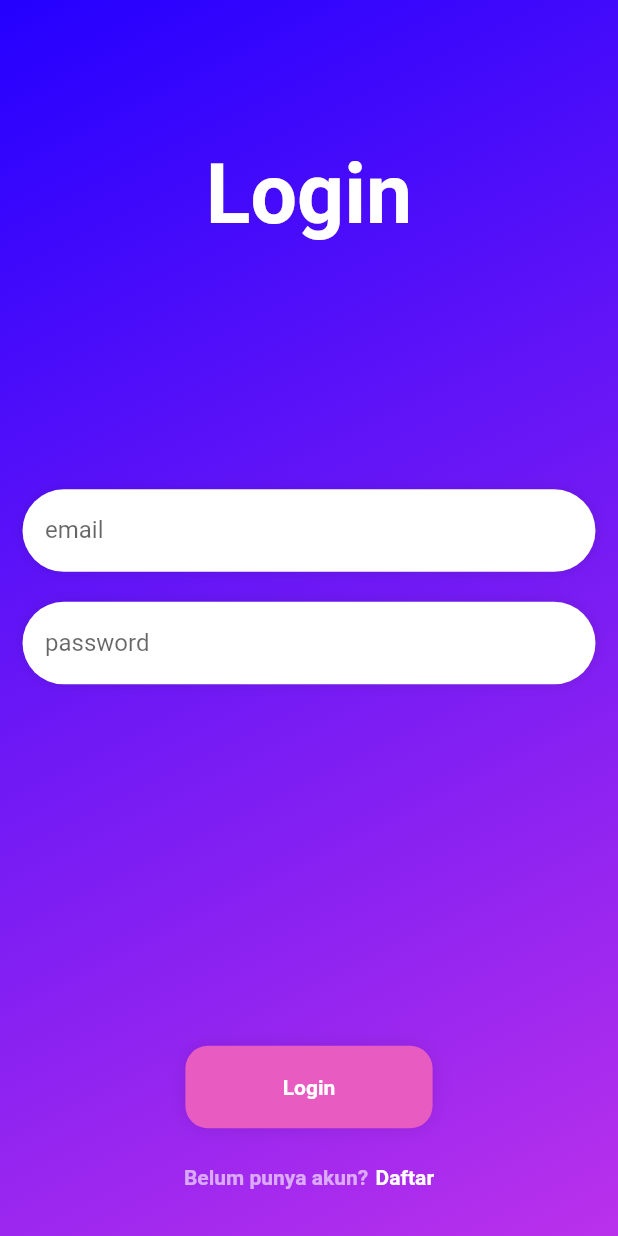
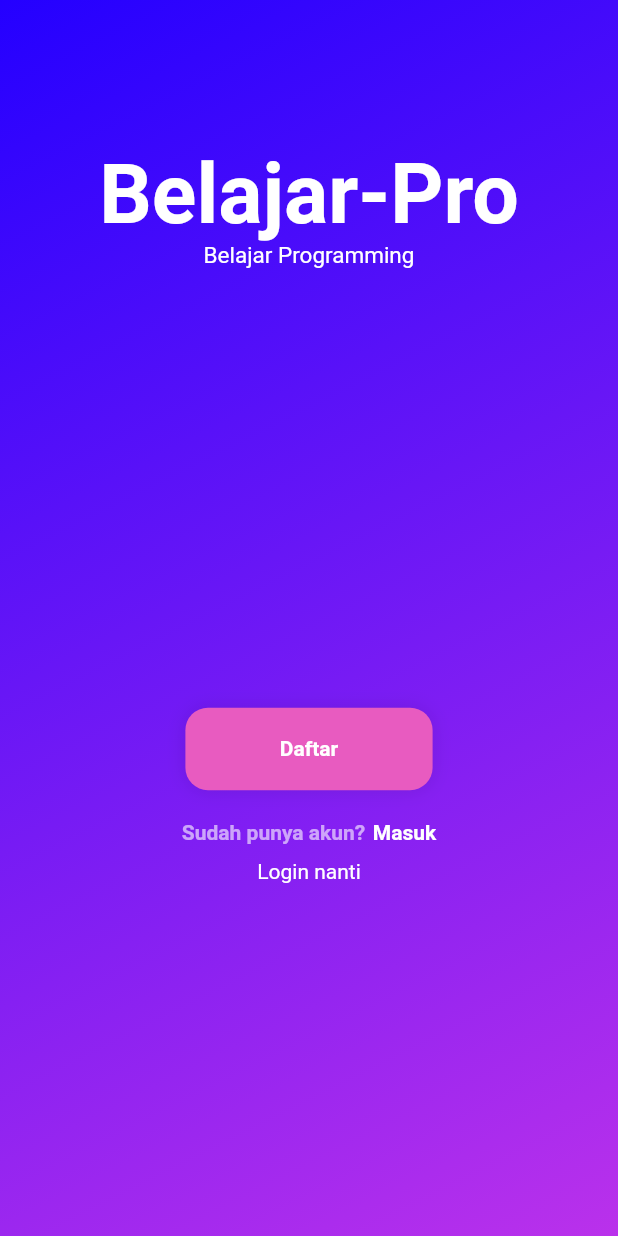
Before and after one commit to Soviena/belajarpro-flutter, a Flutter app: the screen it shows after launch, on a phone screen of 412 x 824 dp. Run offline on Flutter 3.47's test engine with Material 2 defaults, Android fonts, the phone set to English and light mode, and no system bars; our stand-ins replace get, hexcolor; missing offline and left inert: dart:js.

Commit message:
menambahkan_landing_page

```diff
--- a/lib/main.dart
+++ b/lib/main.dart
@@ -1,5 +1,6 @@
 import 'dart:js';
 
+import 'package:belajar_pro/view/landing.page.dart';
 import 'package:flutter/material.dart';
 import 'package:belajar_pro/view/dashboard.dart';
 import 'package:belajar_pro/view/listCourse.dart';
@@ -14,6 +15,7 @@ void main() => runApp(
         initialRoute: '/splashview',
         routes: {
           '/splashview': (context) => SplashView(),
+          '/landing': (context) => LandingPage(),
           '/dashboard': (context) => Dashboard(),
           '/forum': (context) => Forum(),
           '/listcourse': (context) => ListCourse(),
--- /dev/null
+++ b/lib/view/landing.page.dart
@@ -0,0 +1,98 @@
+import 'package:flutter/material.dart';
+import 'package:belajar_pro/utils/global.colors.dart';
+import 'package:belajar_pro/view/Widgets/social.register.dart';
+import 'package:belajar_pro/view/Register.view.dart';
+
+class LandingPage extends StatelessWidget {
+  LandingPage({Key? key}) : super(key: key);
+  final TextEditingController emailController = TextEditingController();
+  final TextEditingController passwordController = TextEditingController();
+  @override
+  Widget build(BuildContext context) {
+    return Scaffold(
+      body: SafeArea(
+        child: Container(
+          decoration: BoxDecoration(
+            gradient: LinearGradient(
+              colors: [
+                Color.fromARGB(255, 36, 0, 255),
+                Color.fromARGB(255, 186, 49, 235),
+              ],
+              begin: Alignment.topLeft,
+              end: Alignment.bottomRight,
+            ),
+          ),
+          padding: const EdgeInsets.all(15.0),
+          child: Column(
+            mainAxisAlignment: MainAxisAlignment.start,
+            crossAxisAlignment: CrossAxisAlignment.center,
+            children: [
+              Container(
+                margin: EdgeInsets.symmetric(
+                  vertical: MediaQuery.of(context).size.height * 0.1,
+                ),
+                alignment: Alignment.topCenter,
+                child: Column(
+                  children: [
+                    Text(
+                      'Belajar-Pro',
+                      style: TextStyle(
+                        color: Colors.white,
+                        fontSize: 55,
+                        fontWeight: FontWeight.bold,
+                      ),
+                    ),
+                    Text(
+                      'Belajar Programming',
+                      style: TextStyle(
+                        color: Colors.white,
+                        fontSize: 15,
+                      ),
+                    ),
+                  ],
+                ),
+              ),
+              SizedBox(height: 210),
+              GestureDetector(
+                onTap: () {
+                  Navigator.push(
+                    context,
+                    MaterialPageRoute(builder: (context) => RegisterView()),
+                  );
+                },
+                child: Container(
+                  alignment: Alignment.center,
+                  height: 55,
+                  width: MediaQuery.of(context).size.width * 0.4,
+                  decoration: BoxDecoration(
+                      color: Color.fromARGB(255, 232, 91, 192),
+                      borderRadius: BorderRadius.circular(15),
+                      boxShadow: [
+                        BoxShadow(
+                          color: Colors.black.withOpacity(0.1),
+                          blurRadius: 10,
+                        )
+                      ]),
+                  child: Text(
+                    'Daftar',
+                    style: TextStyle(
+                      color: Colors.white,
+                      fontWeight: FontWeight.w600,
+                    ),
+                  ),
+                ),
+              ),
+              SizedBox(height: 20),
+              Container(child: SocialRegister()),
+              SizedBox(height: 10),
+              Text(
+                'Login nanti',
+                style: TextStyle(color: Colors.white, fontSize: 14),
+              )
+            ],
+          ),
+        ),
+      ),
+    );
+  }
+}
--- a/lib/view/login.view.dart
+++ b/lib/view/login.view.dart
@@ -29,7 +29,8 @@ class LoginView extends StatelessWidget {
             crossAxisAlignment: CrossAxisAlignment.center,
             children: [
               Container(
-                margin: EdgeInsets.symmetric(vertical: MediaQuery.of(context).size.height * 0.1),
+                margin: EdgeInsets.symmetric(
+                    vertical: MediaQuery.of(context).size.height * 0.1),
                 alignment: Alignment.topCenter,
                 child: Text(
                   'Login',
@@ -41,12 +42,13 @@ class LoginView extends StatelessWidget {
                 ),
               ),
               TextFormGlobal(
-                controller: emailController,
-                text: 'email',
-                obscure: false,
-                textInputType: TextInputType.emailAddress,
-                margins: EdgeInsets.only(top: MediaQuery.of(context).size.height * 0.1, bottom: 10)
-              ),
+                  controller: emailController,
+                  text: 'email',
+                  obscure: false,
+                  textInputType: TextInputType.emailAddress,
+                  margins: EdgeInsets.only(
+                      top: MediaQuery.of(context).size.height * 0.1,
+                      bottom: 10)),
               TextFormGlobal(
                 controller: passwordController,
                 text: 'password',
@@ -57,9 +59,10 @@ class LoginView extends StatelessWidget {
               Container(
                 child: ButtonGlobal(
                   text: "Login",
-                  margins: EdgeInsets.only(top: MediaQuery.of(context).size.height * 0.25),
+                  margins: EdgeInsets.only(
+                      top: MediaQuery.of(context).size.height * 0.25),
                 ),
-                margin: EdgeInsets.symmetric(vertical: 25),
+                // margin: EdgeInsets.symmetric(vertical: 25),
               ),
               Container(child: SocialLogin()),
             ],
--- a/lib/view/splash.view.dart
+++ b/lib/view/splash.view.dart
@@ -10,7 +10,7 @@ class SplashView extends StatelessWidget {
   @override
   Widget build(BuildContext context) {
     Timer(const Duration(seconds: 3), () {
-      Navigator.popAndPushNamed(context, "/login");
+      Navigator.popAndPushNamed(context, "/landing");
     });
     return Scaffold(
       backgroundColor: GlobalColors.mainColor,
```
Lines whose indentation alone changed are shown as unchanged.
